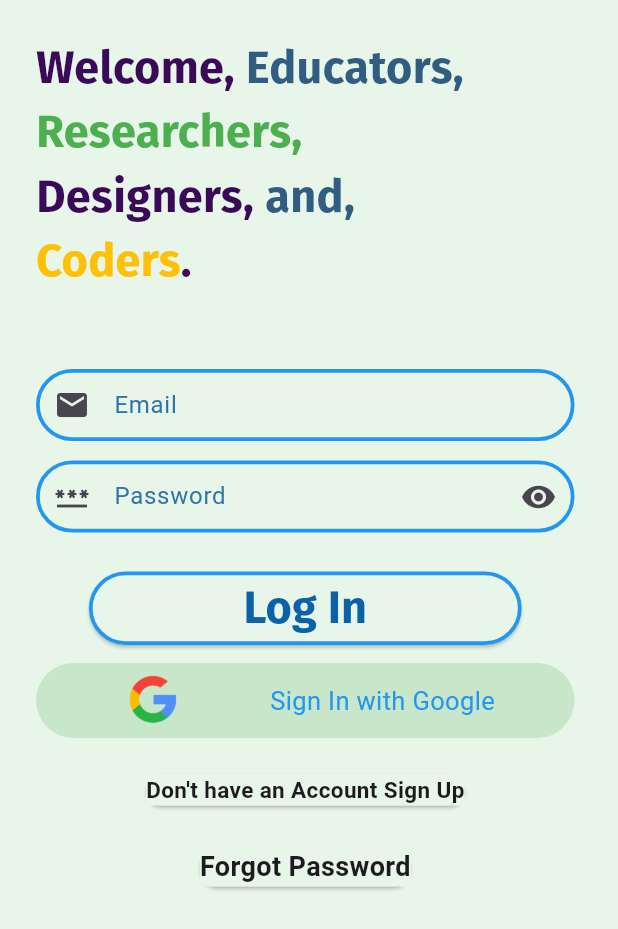
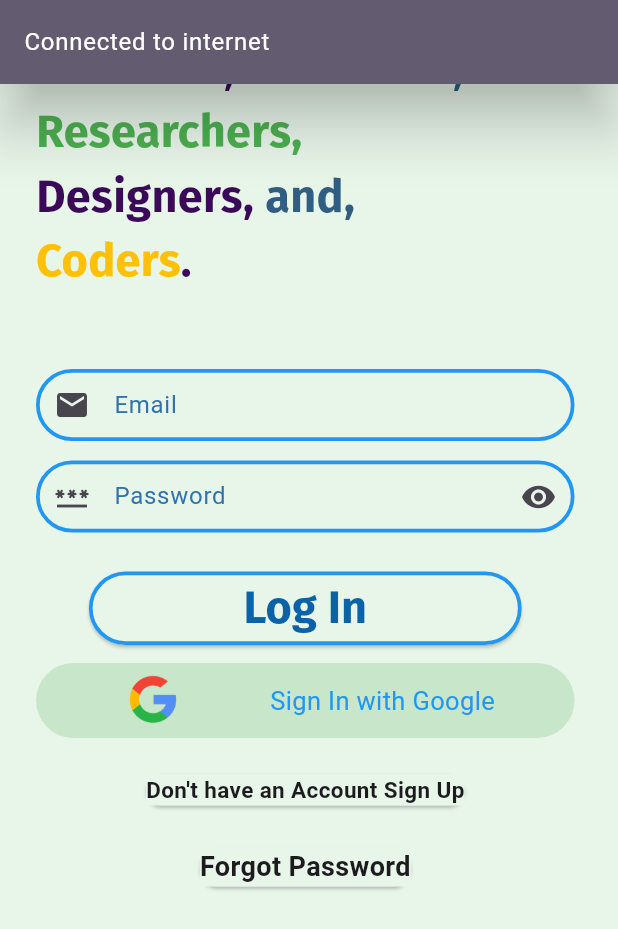
Before and after one commit to asad37/Chat-GPT, a Flutter app: the screen it shows after launch, after a tap on "Get Started", on a phone screen of 412 x 824 dp. Shown: the top 929 px of the screen. Run offline on Flutter 3.47's test engine with Material 2 defaults, Android fonts, the phone set to English and light mode, and no system bars; drawn by our look-alikes of overlay_support; our stand-ins replace cloud_firestore, firebase_auth, firebase_core, firebase_messaging, google_sign_in, internet_connection_checker and 1 more; accounts and stored records are empty; network calls fail.

Commit message:
Add Connection Checker

```diff
--- a/lib/Login_form.dart
+++ b/lib/Login_form.dart
@@ -1,5 +1,7 @@
 import 'package:firebase_auth/firebase_auth.dart';
 import 'package:flutter/material.dart';
+import 'package:internet_connection_checker/internet_connection_checker.dart';
+import 'package:overlay_support/overlay_support.dart';
 import 'package:shared_preferences/shared_preferences.dart';
 import 'package:tic_toe_game/forget_password.dart';
 import 'package:tic_toe_game/services/google_signIn.dart';
@@ -16,10 +18,14 @@ class LoginForm extends StatefulWidget {
 class _LoginFormState extends State<LoginForm> {
   User? user;
   LoginForm(String username) {}
-  // void initState() {
-  //   super.initState();
-  //   user=FirebaseAuth.instance.currentUser;
-  // }
+  void initState() {
+    super.initState();
+    InternetConnectionChecker().onStatusChange.listen((status) {
+      final connected = status == InternetConnectionStatus.connected;
+      showSimpleNotification(
+          Text(connected ? 'Connected to internet' : "No Internet"));
+    });
+  }
   TextEditingController emailContrller = TextEditingController();
   TextEditingController passwordContrller = TextEditingController();
   @override
--- a/lib/main.dart
+++ b/lib/main.dart
@@ -1,6 +1,7 @@
 import 'package:firebase_auth/firebase_auth.dart';
 import 'package:firebase_core/firebase_core.dart';
 import 'package:flutter/material.dart';
+import 'package:overlay_support/overlay_support.dart';
 import 'package:tic_toe_game/services/firebase_notification.dart';
 import 'package:tic_toe_game/siana_screen.dart';
 import 'package:tic_toe_game/splash_screen.dart';
@@ -32,13 +33,15 @@ class _MyAppState extends State<MyApp> {
   }
   @override
   Widget build(BuildContext context) {
-    return MaterialApp(
+    return OverlaySupport.global(
+      child: MaterialApp(
           debugShowCheckedModeBanner: false,
           title: 'Chat GPT',
           theme: ThemeData(
             colorScheme: ColorScheme.fromSeed(seedColor: Colors.deepPurple),
             useMaterial3: true,
           ),
-        home: user != null ? const SianaScreen() :const SplashScreen());
+          home: user != null ? const SianaScreen() :const SplashScreen()),
+    );
   }
 }
--- a/pubspec.yaml
+++ b/pubspec.yaml
@@ -43,6 +43,8 @@ dependencies:
   cloud_firestore: ^4.8.0
   google_sign_in: ^6.1.4
   firebase_messaging: ^14.6.3
+  internet_connection_checker: ^1.0.0+1
+  overlay_support: ^2.1.0
 
 dev_dependencies:
   flutter_test:
```
Also changed, not shown: pubspec.lock. Lines whose indentation alone changed are shown as unchanged.
